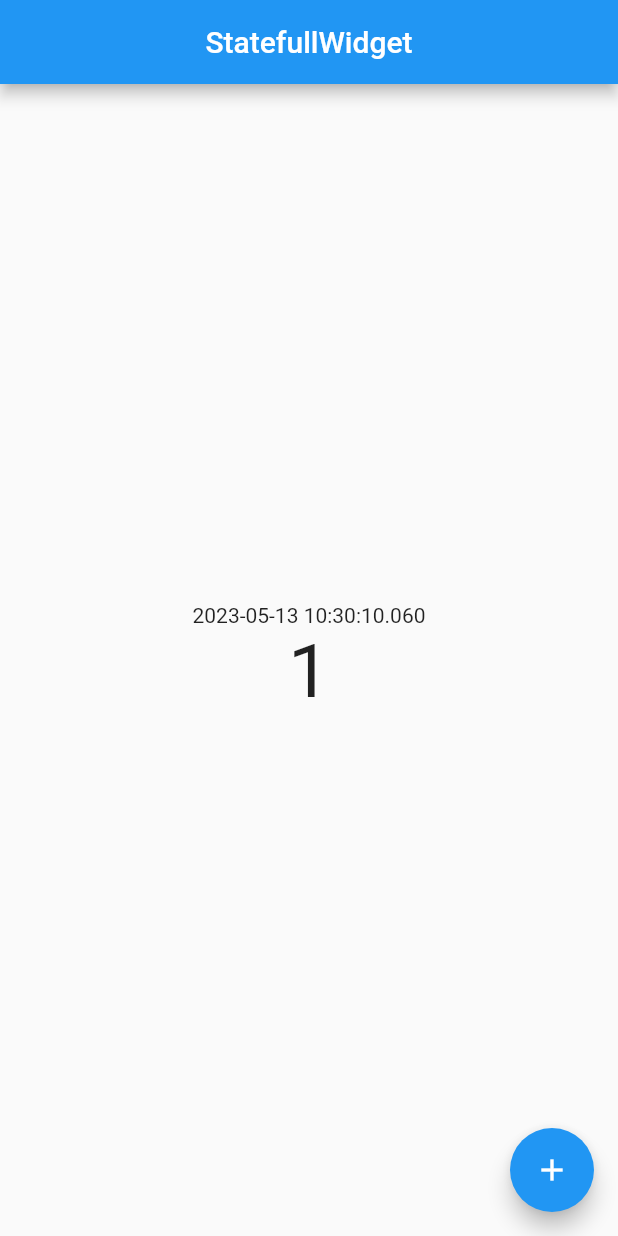
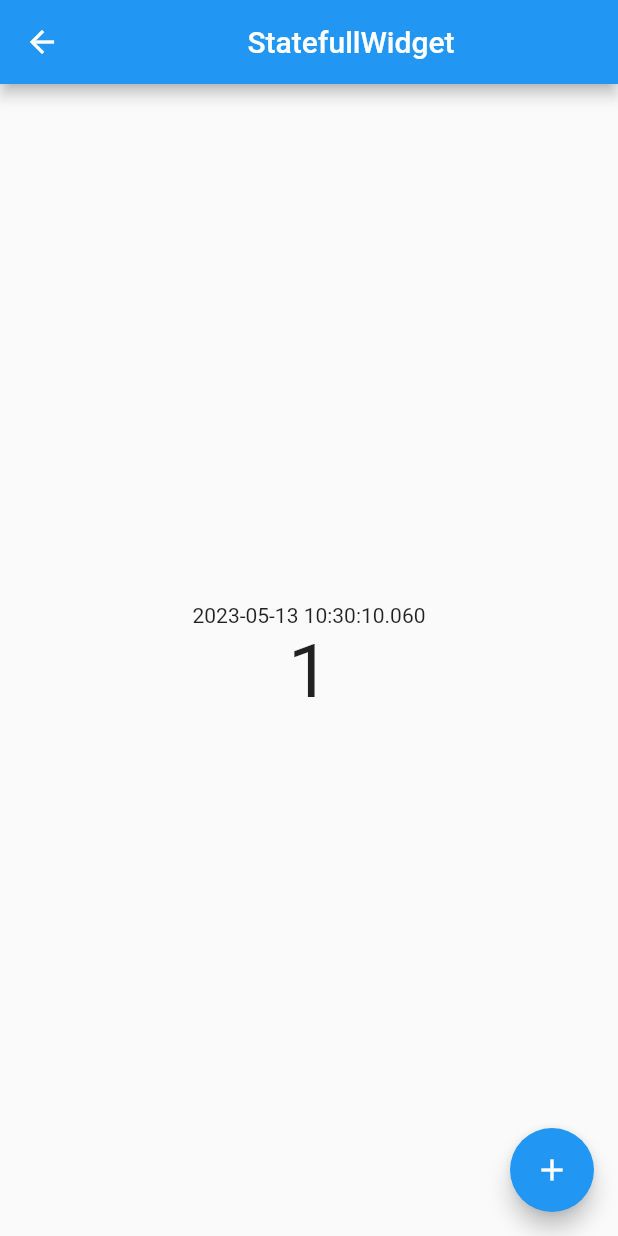
Before and after one commit to SAMIULLAH-KALHORO-DEV/understand_providers, a Flutter app: the StateFullWidget screen opened directly, after a tap on the "add" icon, on a phone screen of 412 x 824 dp. Run offline on Flutter 3.47's test engine with Material 2 defaults, Android fonts, the light colour scheme and no system bars.

```diff
--- /dev/null
+++ b/lib/understand_provider.dart
@@ -0,0 +1,54 @@
+import 'dart:async';
+
+import 'package:flutter/material.dart';
+
+// ignore: must_be_immutable
+class UnderstandProvider extends StatefulWidget {
+  UnderstandProvider({super.key});
+
+  @override
+  State<UnderstandProvider> createState() => _UnderstandProviderState();
+}
+
+class _UnderstandProviderState extends State<UnderstandProvider> {
+  var x = 0;
+  @override
+  void initState() {
+    // TODO: implement initState
+    super.initState();
+    Timer.periodic(Duration(seconds: 1), (timer) {
+      x++;
+      print(x);
+      setState(() {});
+    });
+  }
+
+  @override
+  Widget build(BuildContext context) {
+    return Scaffold(
+      appBar: AppBar(title: Center(child: Text("StateFullwidget"))),
+      body: Column(mainAxisAlignment: MainAxisAlignment.center, children: [
+        Container(
+          child: Center(
+            child: Text(
+                x.toString() +
+                    "\n" +
+                    DateTime.now().hour.toString() +
+                    ":" +
+                    DateTime.now().minute.toString() +
+                    ":" +
+                    DateTime.now().second.toString(),
+                style: TextStyle(fontSize: 50)),
+          ),
+        )
+      ]),
+      floatingActionButton: FloatingActionButton(
+        onPressed: () {
+          x++;
+          print(x);
+        },
+        child: Icon(Icons.add),
+      ),
+    );
+  }
+}
```
Also changed, not shown: lib/main.dart (+6 -2 lines).
